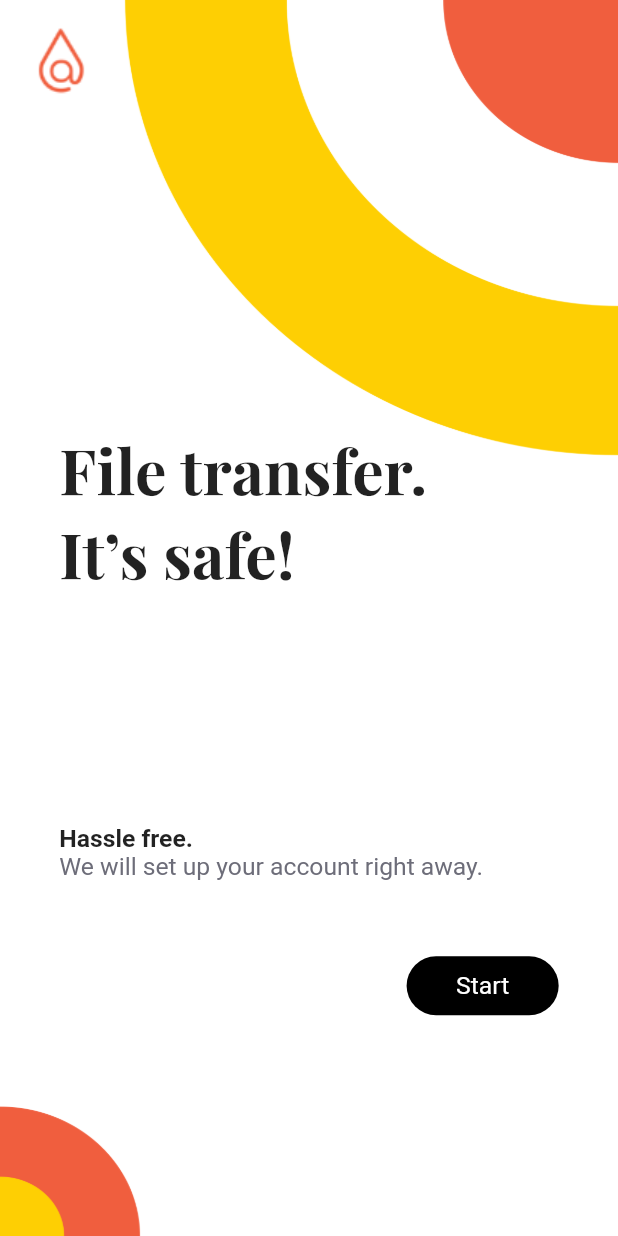
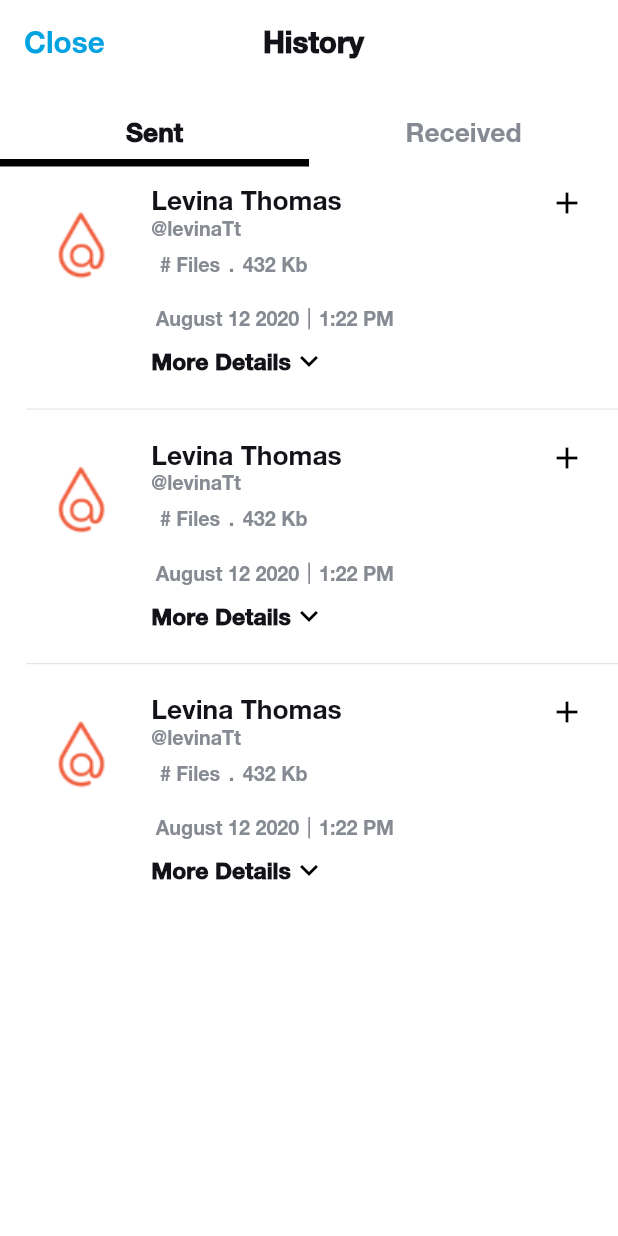
Before and after one commit to atsign-foundation/atmosphere_pro, a Flutter app: the screen it shows after launch, after a tap on "Start", on a phone screen of 412 x 824 dp. Run offline on Flutter 3.47's test engine with Material 2 defaults, Android fonts, the phone set to English and light mode, and no system bars; our stand-ins replace google_fonts.

Commit message:
implemented history screen and appbar

```diff
--- /dev/null
+++ b/analysis_options.yaml
@@ -0,0 +1,4 @@
+# include: package:pedantic/analysis_options.yaml
+# analyzer:
+#   enable-experiment:
+#     - non-nullable
--- a/lib/app.dart
+++ b/lib/app.dart
@@ -7,6 +7,7 @@ class MyApp extends StatelessWidget {
   Widget build(BuildContext context) {
     return MaterialApp(
       title: 'AtSign Atmosphere App',
+      theme: ThemeData(fontFamily: 'HelveticaNeu'),
       debugShowCheckedModeBanner: false,
       initialRoute: SetupRoutes.initialRoute,
       routes: SetupRoutes.routes,
--- /dev/null
+++ b/lib/screens/common_widgets/app_bar.dart
@@ -0,0 +1,92 @@
+///This is a custom app bar [showTitle] enables to display the title in the middle
+///[showBackButton] toggles the automatically implies leading functionality
+///if [false] it shows a [Close] String instead of backbutton
+///[showLeadingButton] toggles the drawer menu button
+///[title] is a [String] to display the title of the appbar
+
+import 'package:atsign_atmosphere_app/utils/colors.dart';
+import 'package:atsign_atmosphere_app/utils/images.dart';
+import 'package:atsign_atmosphere_app/utils/text_styles.dart';
+import 'package:flutter/material.dart';
+import 'package:atsign_atmosphere_app/services/size_config.dart';
+
+class CustomAppBar extends StatelessWidget implements PreferredSizeWidget {
+  final String title;
+  final bool showTitle;
+  final bool showBackButton;
+  final bool showLeadingicon;
+
+  const CustomAppBar(
+      {this.title,
+      this.showTitle = false,
+      this.showBackButton = false,
+      this.showLeadingicon = false});
+  @override
+  Size get preferredSize => Size.fromHeight(70.toHeight);
+
+  @override
+  Widget build(BuildContext context) {
+    return AppBar(
+      elevation: 0,
+      // titleSpacing: 80,
+      title: Row(
+        mainAxisAlignment: MainAxisAlignment.start,
+        children: [
+          (!showLeadingicon)
+              ? (showBackButton)
+                  ? IconButton(
+                      icon: Icon(
+                        Icons.arrow_back,
+                        color: ColorConstants.fontPrimary,
+                      ),
+                      onPressed: () {
+                        Navigator.pop(context);
+                      })
+                  : Container(
+                      padding: EdgeInsets.only(right: 16.toWidth),
+                      child: GestureDetector(
+                        child: Text(
+                          'Close',
+                          style: CustomTextStyles.blueRegular18,
+                        ),
+                      ),
+                    )
+              : Container(
+                  height: 40,
+                  width: 40,
+                  child: Image.asset(ImageConstants.logoIcon),
+                ),
+          (showTitle)
+              ? Container(
+                  padding: EdgeInsets.only(
+                      left: (showBackButton) ? 100.toWidth : 80.toWidth),
+                  child: Text(
+                    title,
+                    style: CustomTextStyles.primaryBold18,
+                  ),
+                )
+              : Container(),
+        ],
+      ),
+      automaticallyImplyLeading: false,
+      backgroundColor: ColorConstants.appBarColor,
+      actions: [
+        (showTitle)
+            ? Container()
+            : Container(
+                height: 22.toHeight,
+                width: 22.toWidth,
+                margin: EdgeInsets.only(right: 27.toWidth),
+                child: GestureDetector(
+                  onTap: () {
+                    print('ON DRWAER TAP');
+                  },
+                  child: Image.asset(
+                    ImageConstants.drawerIcon,
+                  ),
+                ),
+              )
+      ],
+    );
+  }
+}
--- /dev/null
+++ b/lib/screens/history/history_screen.dart
@@ -0,0 +1,89 @@
+import 'package:atsign_atmosphere_app/screens/common_widgets/app_bar.dart';
+import 'package:atsign_atmosphere_app/screens/history/widgets/file_list_tile.dart';
+import 'package:atsign_atmosphere_app/services/size_config.dart';
+import 'package:atsign_atmosphere_app/utils/colors.dart';
+import 'package:atsign_atmosphere_app/utils/text_strings.dart';
+import 'package:atsign_atmosphere_app/utils/text_styles.dart';
+import 'package:flutter/material.dart';
+
+class HistoryScreen extends StatefulWidget {
+  @override
+  _HistoryScreenState createState() => _HistoryScreenState();
+}
+
+class _HistoryScreenState extends State<HistoryScreen>
+    with SingleTickerProviderStateMixin {
+  TabController _controller;
+  bool isOpen = false;
+  @override
+  void initState() {
+    _controller = TabController(length: 2, vsync: this, initialIndex: 0);
+    super.initState();
+  }
+
+  List<Map<String, dynamic>> fakeData = [];
+  @override
+  Widget build(BuildContext context) {
+    return SafeArea(
+      child: Scaffold(
+        backgroundColor: ColorConstants.scaffoldColor,
+        appBar: CustomAppBar(
+          showTitle: true,
+          title: 'History',
+        ),
+        body: SingleChildScrollView(
+          child: Container(
+            height: SizeConfig().screenHeight,
+            child: Column(
+              children: [
+                Container(
+                  height: 40,
+                  child: TabBar(
+                    labelColor: ColorConstants.fontPrimary,
+                    indicatorWeight: 5.toHeight,
+                    indicatorColor: Colors.black,
+                    indicatorSize: TabBarIndicatorSize.tab,
+                    labelStyle: CustomTextStyles.primaryBold16,
+                    unselectedLabelStyle: CustomTextStyles.secondaryRegular16,
+                    controller: _controller,
+                    tabs: [
+                      Text(
+                        TextStrings().sent,
+                      ),
+                      Text(
+                        TextStrings().received,
+                      )
+                    ],
+                  ),
+                ),
+                Expanded(
+                  // height: 400,
+                  child: TabBarView(controller: _controller, children: [
+                    ListView.separated(
+                      separatorBuilder: (context, index) => Divider(
+                        indent: 16.toWidth,
+                      ),
+                      itemCount: 3,
+                      itemBuilder: (context, index) => Padding(
+                          padding: const EdgeInsets.all(8.0),
+                          child: FilesListTile()),
+                    ),
+                    ListView.separated(
+                      separatorBuilder: (context, index) => Divider(
+                        indent: 16.toWidth,
+                      ),
+                      itemCount: 3,
+                      itemBuilder: (context, index) => Padding(
+                          padding: const EdgeInsets.all(8.0),
+                          child: FilesListTile()),
+                    ),
+                  ]),
+                )
+              ],
+            ),
+          ),
+        ),
+      ),
+    );
+  }
+}
--- /dev/null
+++ b/lib/screens/history/widgets/file_list_tile.dart
@@ -0,0 +1,217 @@
+import 'package:atsign_atmosphere_app/utils/colors.dart';
+import 'package:atsign_atmosphere_app/utils/images.dart';
+import 'package:atsign_atmosphere_app/utils/text_styles.dart';
+import 'package:flutter/material.dart';
+import 'package:atsign_atmosphere_app/services/size_config.dart';
+
+class FilesListTile extends StatefulWidget {
+  @override
+  _FilesListTileState createState() => _FilesListTileState();
+}
+
+class _FilesListTileState extends State<FilesListTile> {
+  bool isOpen = false;
+  @override
+  Widget build(BuildContext context) {
+    return Column(
+      children: [
+        ListTile(
+          leading: CircleAvatar(
+            radius: 30.toHeight,
+            backgroundColor: Colors.white,
+            backgroundImage: AssetImage(ImageConstants.logoIcon),
+          ),
+          title: Column(
+            crossAxisAlignment: CrossAxisAlignment.start,
+            children: [
+              Row(
+                mainAxisAlignment: MainAxisAlignment.spaceBetween,
+                children: [
+                  Text(
+                    'Levina Thomas',
+                    style: CustomTextStyles.primaryRegular16,
+                  ),
+                  GestureDetector(
+                    child: Container(
+                      height: 20.toHeight,
+                      width: 20.toWidth,
+                      child: Icon(
+                        Icons.add,
+                        color: Colors.black,
+                      ),
+                    ),
+                  )
+                ],
+              ),
+              Text(
+                '@levinaTt',
+                style: CustomTextStyles.secondaryRegular12,
+              ),
+              SizedBox(
+                height: 8.toHeight,
+              ),
+              Container(
+                width: 100.toWidth,
+                child: Row(
+                  mainAxisAlignment: MainAxisAlignment.spaceEvenly,
+                  children: [
+                    Text(
+                      '# Files',
+                      style: CustomTextStyles.secondaryRegular12,
+                    ),
+                    Text(
+                      '.',
+                      style: CustomTextStyles.secondaryRegular12,
+                    ),
+                    Text(
+                      '432 Kb',
+                      style: CustomTextStyles.secondaryRegular12,
+                    )
+                  ],
+                ),
+              ),
+              SizedBox(
+                height: 20.toHeight,
+              ),
+              Container(
+                width: 150.toWidth,
+                child: Row(
+                  mainAxisAlignment: MainAxisAlignment.spaceAround,
+                  children: [
+                    Text(
+                      'August 12 2020',
+                      style: CustomTextStyles.secondaryRegular12,
+                    ),
+                    Container(
+                      color: ColorConstants.fontSecondary,
+                      height: 14.toHeight,
+                      width: 1.toWidth,
+                    ),
+                    Text(
+                      '1:22 PM',
+                      style: CustomTextStyles.secondaryRegular12,
+                    ),
+                  ],
+                ),
+              ),
+              SizedBox(
+                height: 8.toHeight,
+              ),
+              (!isOpen)
+                  ? GestureDetector(
+                      onTap: () {
+                        setState(() {
+                          isOpen = !isOpen;
+                        });
+                        print('ON BUTTON TAP====>$isOpen');
+                      },
+                      child: Container(
+                        width: 140.toWidth,
+                        child: Row(
+                          children: [
+                            Text(
+                              'More Details',
+                              style: CustomTextStyles.primaryBold14,
+                            ),
+                            Container(
+                              width: 22.toWidth,
+                              height: 22.toWidth,
+                              child: Center(
+                                child: Icon(
+                                  Icons.keyboard_arrow_down,
+                                  color: Colors.black,
+                                ),
+                              ),
+                            )
+                          ],
+                        ),
+                      ),
+                    )
+                  : Container(),
+            ],
+          ),
+        ),
+        (isOpen)
+            ? Column(
+                crossAxisAlignment: CrossAxisAlignment.start,
+                children: [
+                  Container(
+                    height: 200.toHeight,
+                    child: ListView.builder(
+                      itemCount: 6,
+                      itemBuilder: (context, index) => ListTile(
+                        leading: Container(
+                          height: 50.toHeight,
+                          width: 50.toWidth,
+                          child: Image.asset(ImageConstants.drawerIcon),
+                        ),
+                        title: Column(
+                          crossAxisAlignment: CrossAxisAlignment.start,
+                          children: [
+                            Text(
+                              'FILE_NAME',
+                              style: CustomTextStyles.primaryRegular16,
+                            ),
+                            Container(
+                              width: 80.toWidth,
+                              child: Row(
+                                mainAxisAlignment:
+                                    MainAxisAlignment.spaceBetween,
+                                children: [
+                                  Text(
+                                    '144 Kb',
+                                    style: CustomTextStyles.secondaryRegular12,
+                                  ),
+                                  Text(
+                                    '.',
+                                    style: CustomTextStyles.secondaryRegular12,
+                                  ),
+                                  Text(
+                                    'JPG',
+                                    style: CustomTextStyles.secondaryRegular12,
+                                  )
+                                ],
+                              ),
+                            )
+                          ],
+                        ),
+                      ),
+                    ),
+                  ),
+                  GestureDetector(
+                    onTap: () {
+                      setState(() {
+                        isOpen = !isOpen;
+                      });
+                      print('ON BUTTON TAP====>$isOpen');
+                    },
+                    child: Container(
+                      width: 140.toWidth,
+                      margin: EdgeInsets.only(left: 85.toWidth),
+                      child: Row(
+                        children: [
+                          Text(
+                            'Less Details',
+                            style: CustomTextStyles.primaryBold14,
+                          ),
+                          Container(
+                            width: 22.toWidth,
+                            height: 22.toWidth,
+                            child: Center(
+                              child: Icon(
+                                Icons.keyboard_arrow_up,
+                                color: Colors.black,
+                              ),
+                            ),
+                          )
+                        ],
+                      ),
+                    ),
+                  ),
+                ],
+              )
+            : Container()
+      ],
+    );
+  }
+}
--- a/lib/screens/home/home.dart
+++ b/lib/screens/home/home.dart
@@ -1,3 +1,4 @@
+import 'package:atsign_atmosphere_app/screens/history/history_screen.dart';
 import 'package:atsign_atmosphere_app/services/size_config.dart';
 import 'package:atsign_atmosphere_app/utils/colors.dart';
 import 'package:atsign_atmosphere_app/utils/images.dart';
@@ -89,7 +90,12 @@ class Home extends StatelessWidget {
                         child: Align(
                           alignment: Alignment.topRight,
                           child: InkWell(
-                            onTap: () {},
+                            onTap: () {
+                              Navigator.push(
+                                  context,
+                                  MaterialPageRoute(
+                                      builder: (ctx) => HistoryScreen()));
+                            },
                             child: Container(
                               padding: EdgeInsets.symmetric(
                                 vertical: 10.toHeight,
--- a/lib/utils/colors.dart
+++ b/lib/utils/colors.dart
@@ -2,4 +2,9 @@ import 'package:flutter/material.dart';
 
 class ColorConstants {
   static Color fadedText = Color(0xFF6D6D79);
+  static Color appBarColor = Colors.white;
+  static Color scaffoldColor = Colors.white;
+  static Color appBarCloseColor = Color(0xff03A2E0);
+  static Color fontPrimary = Color(0xff131219);
+  static Color fontSecondary = Color(0xff868A92);
 }
--- a/lib/utils/images.dart
+++ b/lib/utils/images.dart
@@ -3,4 +3,5 @@ class ImageConstants {
 
   static String welcomeBackground = '$_basePath/welcome_bg.png';
   static String logoIcon = '$_basePath/logo.png';
+  static String drawerIcon = '$_basePath/menu.png';
 }
--- a/lib/utils/text_strings.dart
+++ b/lib/utils/text_strings.dart
@@ -10,4 +10,9 @@ class TextStrings {
 
   // buttons text
   String buttonStart = 'Start';
+  String buttonClose = 'Close';
+
+  //history screen texts
+  String sent = 'Sent';
+  String received = 'Received';
 }
--- /dev/null
+++ b/lib/utils/text_styles.dart
@@ -0,0 +1,45 @@
+import 'package:atsign_atmosphere_app/utils/colors.dart';
+import 'package:flutter/material.dart';
+import 'package:atsign_atmosphere_app/services/size_config.dart';
+
+class CustomTextStyles {
+  //colorWeightSize
+
+  static TextStyle blueRegular18 = TextStyle(
+    color: ColorConstants.appBarCloseColor,
+    fontSize: 18.toFont,
+  );
+
+  static TextStyle primaryBold18 = TextStyle(
+    color: ColorConstants.fontPrimary,
+    fontSize: 18.toFont,
+    fontWeight: FontWeight.w600,
+  );
+
+  static TextStyle primaryBold16 = TextStyle(
+    color: ColorConstants.fontPrimary,
+    fontSize: 16.toFont,
+    fontWeight: FontWeight.w600,
+  );
+
+  static TextStyle primaryBold14 = TextStyle(
+    color: ColorConstants.fontPrimary,
+    fontSize: 14.toFont,
+    fontWeight: FontWeight.w600,
+  );
+
+  static TextStyle secondaryRegular16 = TextStyle(
+    color: ColorConstants.fontSecondary,
+    fontSize: 16.toFont,
+  );
+
+  static TextStyle primaryRegular16 = TextStyle(
+    color: ColorConstants.fontPrimary,
+    fontSize: 16.toFont,
+  );
+
+  static TextStyle secondaryRegular12 = TextStyle(
+      color: ColorConstants.fontSecondary,
+      fontSize: 12.toFont,
+      fontWeight: FontWeight.w200);
+}
```
Also changed, not shown: pubspec.yaml (+6 -6 lines), assets/fonts/HelveticaNeuBold.ttf (added), assets/fonts/HelveticaNeueLight.ttf (added), assets/images/menu.png (added), lib/utils/fonts.dart (added).
